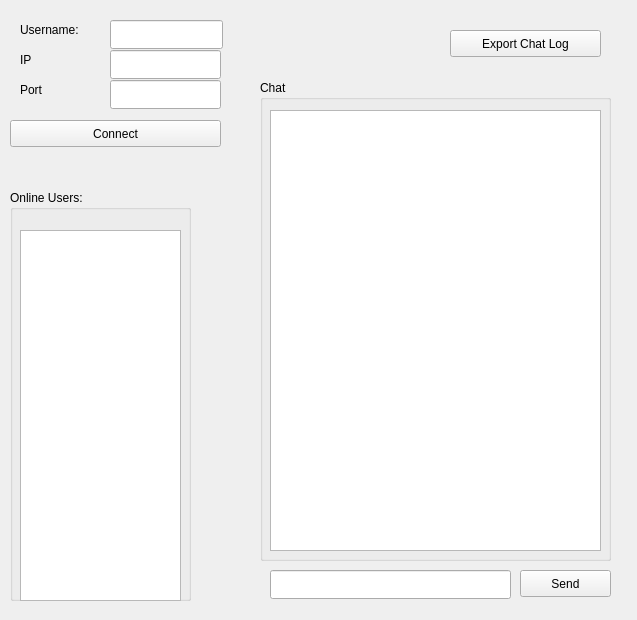
Above: ClientSource/client.ui from alvinman/linuxChatProgram before the change. Below: the same form after it.
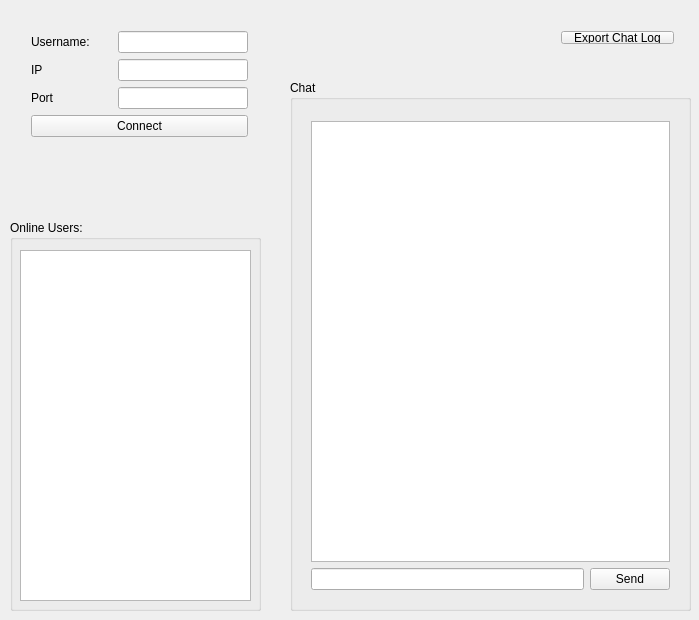
That is the form after the change.

```diff
--- a/ClientSource/client.ui
+++ b/ClientSource/client.ui
@@ -6,130 +6,38 @@
    <rect>
     <x>0</x>
     <y>0</y>
-    <width>637</width>
+    <width>699</width>
     <height>620</height>
    </rect>
   </property>
+  <property name="sizePolicy">
+   <sizepolicy hsizetype="Preferred" vsizetype="Preferred">
+    <horstretch>0</horstretch>
+    <verstretch>0</verstretch>
+   </sizepolicy>
+  </property>
+  <property name="minimumSize">
+   <size>
+    <width>634</width>
+    <height>620</height>
+   </size>
+  </property>
+  <property name="maximumSize">
+   <size>
+    <width>2000</width>
+    <height>2000</height>
+   </size>
+  </property>
   <property name="windowTitle">
    <string>Client</string>
   </property>
-  <widget class="QPushButton" name="bSendMessage">
-   <property name="geometry">
-    <rect>
-     <x>520</x>
-     <y>570</y>
-     <width>91</width>
-     <height>27</height>
-    </rect>
-   </property>
-   <property name="text">
-    <string>Send</string>
-   </property>
-  </widget>
-  <widget class="QLineEdit" name="etMessage">
-   <property name="geometry">
-    <rect>
-     <x>270</x>
-     <y>570</y>
-     <width>241</width>
-     <height>29</height>
-    </rect>
-   </property>
-   <property name="clearButtonEnabled">
-    <bool>true</bool>
-   </property>
-  </widget>
-  <widget class="QLineEdit" name="etPort">
-   <property name="geometry">
-    <rect>
-     <x>110</x>
-     <y>80</y>
-     <width>111</width>
-     <height>29</height>
-    </rect>
-   </property>
-   <property name="statusTip">
-    <string/>
-   </property>
-   <property name="text">
-    <string/>
-   </property>
-  </widget>
-  <widget class="QPushButton" name="bConnect">
-   <property name="geometry">
-    <rect>
-     <x>10</x>
-     <y>120</y>
-     <width>211</width>
-     <height>27</height>
-    </rect>
-   </property>
-   <property name="text">
-    <string>Connect</string>
-   </property>
-  </widget>
-  <widget class="QLineEdit" name="etIP">
-   <property name="geometry">
-    <rect>
-     <x>110</x>
-     <y>50</y>
-     <width>111</width>
-     <height>29</height>
-    </rect>
-   </property>
-   <property name="whatsThis">
-    <string/>
-   </property>
-   <property name="text">
-    <string/>
-   </property>
-  </widget>
-  <widget class="QLabel" name="label">
-   <property name="geometry">
-    <rect>
-     <x>20</x>
-     <y>50</y>
-     <width>41</width>
-     <height>19</height>
-    </rect>
-   </property>
-   <property name="text">
-    <string>IP</string>
-   </property>
-  </widget>
-  <widget class="QLabel" name="label_2">
-   <property name="geometry">
-    <rect>
-     <x>20</x>
-     <y>80</y>
-     <width>41</width>
-     <height>19</height>
-    </rect>
-   </property>
-   <property name="text">
-    <string>Port</string>
-   </property>
-  </widget>
-  <widget class="QLabel" name="tvStatus">
-   <property name="geometry">
-    <rect>
-     <x>20</x>
-     <y>180</y>
-     <width>151</width>
-     <height>19</height>
-    </rect>
-   </property>
-   <property name="text">
-    <string/>
-   </property>
-  </widget>
   <widget class="QGroupBox" name="groupBox">
    <property name="geometry">
     <rect>
      <x>10</x>
-     <y>190</y>
-     <width>181</width>
-     <height>411</height>
+     <y>220</y>
+     <width>251</width>
+     <height>391</height>
     </rect>
    </property>
    <property name="title">
@@ -139,9 +47,9 @@
     <property name="geometry">
      <rect>
       <x>10</x>
-      <y>40</y>
-      <width>161</width>
-      <height>371</height>
+      <y>30</y>
+      <width>231</width>
+      <height>351</height>
      </rect>
     </property>
    </widget>
@@ -149,87 +57,185 @@
   <widget class="QGroupBox" name="groupBox_2">
    <property name="geometry">
     <rect>
-     <x>260</x>
+     <x>290</x>
      <y>80</y>
-     <width>351</width>
-     <height>481</height>
+     <width>401</width>
+     <height>531</height>
     </rect>
    </property>
    <property name="title">
     <string>Chat</string>
    </property>
-   <widget class="QTextBrowser" name="dtMessageHistory">
+   <widget class="QWidget" name="">
     <property name="geometry">
      <rect>
       <x>10</x>
       <y>30</y>
-      <width>331</width>
-      <height>441</height>
+      <width>381</width>
+      <height>491</height>
      </rect>
     </property>
+    <layout class="QVBoxLayout" name="verticalLayout_3">
+     <item>
+      <widget class="QTextBrowser" name="dtMessageHistory"/>
+     </item>
+     <item>
+      <layout class="QHBoxLayout" name="horizontalLayout_4">
+       <item>
+        <widget class="QLineEdit" name="etMessage">
+         <property name="clearButtonEnabled">
+          <bool>true</bool>
+         </property>
+        </widget>
+       </item>
+       <item>
+        <widget class="QPushButton" name="bSendMessage">
+         <property name="text">
+          <string>Send</string>
+         </property>
+        </widget>
+       </item>
+      </layout>
+     </item>
+    </layout>
    </widget>
   </widget>
-  <widget class="QLabel" name="label_3">
+  <widget class="QWidget" name="">
    <property name="geometry">
     <rect>
-     <x>20</x>
+     <x>550</x>
      <y>20</y>
-     <width>81</width>
-     <height>19</height>
+     <width>135</width>
+     <height>53</height>
     </rect>
    </property>
-   <property name="text">
-    <string>Username:</string>
-   </property>
+   <layout class="QVBoxLayout" name="verticalLayout_2">
+    <item>
+     <widget class="QPushButton" name="bExport">
+      <property name="text">
+       <string>Export Chat Log</string>
+      </property>
+     </widget>
+    </item>
+    <item>
+     <widget class="QLabel" name="exportMessage">
+      <property name="text">
+       <string/>
+      </property>
+     </widget>
+    </item>
+   </layout>
   </widget>
-  <widget class="QLineEdit" name="etUsername">
+  <widget class="QWidget" name="">
    <property name="geometry">
     <rect>
-     <x>110</x>
+     <x>20</x>
      <y>20</y>
-     <width>113</width>
-     <height>29</height>
+     <width>239</width>
+     <height>190</height>
     </rect>
    </property>
-  </widget>
-  <widget class="QLabel" name="statusMessage">
-   <property name="geometry">
-    <rect>
-     <x>20</x>
-     <y>150</y>
-     <width>201</width>
-     <height>19</height>
-    </rect>
-   </property>
-   <property name="text">
-    <string/>
-   </property>
-  </widget>
-  <widget class="QPushButton" name="bExport">
-   <property name="geometry">
-    <rect>
-     <x>450</x>
-     <y>30</y>
-     <width>151</width>
-     <height>27</height>
-    </rect>
-   </property>
-   <property name="text">
-    <string>Export Chat Log</string>
-   </property>
-  </widget>
-  <widget class="QLabel" name="exportMessage">
-   <property name="geometry">
-    <rect>
-     <x>450</x>
-     <y>60</y>
-     <width>161</width>
-     <height>20</height>
-    </rect>
-   </property>
-   <property name="text">
-    <string/>
-   </property>
+   <layout class="QVBoxLayout" name="verticalLayout_4">
+    <item>
+     <layout class="QVBoxLayout" name="verticalLayout">
+      <item>
+       <layout class="QHBoxLayout" name="horizontalLayout">
+        <item>
+         <widget class="QLabel" name="label_3">
+          <property name="minimumSize">
+           <size>
+            <width>81</width>
+            <height>0</height>
+           </size>
+          </property>
+          <property name="text">
+           <string>Username:</string>
+          </property>
+         </widget>
+        </item>
+        <item>
+         <widget class="QLineEdit" name="etUsername"/>
+        </item>
+       </layout>
+      </item>
+      <item>
+       <layout class="QHBoxLayout" name="horizontalLayout_2">
+        <item>
+         <widget class="QLabel" name="label">
+          <property name="minimumSize">
+           <size>
+            <width>81</width>
+            <height>0</height>
+           </size>
+          </property>
+          <property name="text">
+           <string>IP</string>
+          </property>
+         </widget>
+        </item>
+        <item>
+         <widget class="QLineEdit" name="etIP">
+          <property name="whatsThis">
+           <string/>
+          </property>
+          <property name="text">
+           <string/>
+          </property>
+         </widget>
+        </item>
+       </layout>
+      </item>
+      <item>
+       <layout class="QHBoxLayout" name="horizontalLayout_3">
+        <item>
+         <widget class="QLabel" name="label_2">
+          <property name="minimumSize">
+           <size>
+            <width>81</width>
+            <height>0</height>
+           </size>
+          </property>
+          <property name="text">
+           <string>Port</string>
+          </property>
+         </widget>
+        </item>
+        <item>
+         <widget class="QLineEdit" name="etPort">
+          <property name="statusTip">
+           <string/>
+          </property>
+          <property name="text">
+           <string/>
+          </property>
+         </widget>
+        </item>
+       </layout>
+      </item>
+      <item>
+       <widget class="QPushButton" name="bConnect">
+        <property name="text">
+         <string>Connect</string>
+        </property>
+       </widget>
+      </item>
+      <item>
+       <widget class="QLabel" name="statusMessage">
+        <property name="text">
+         <string/>
+        </property>
+       </widget>
+      </item>
+     </layout>
+    </item>
+    <item>
+     <widget class="QLabel" name="tvStatus">
+      <property name="text">
+       <string/>
+      </property>
+     </widget>
+    </item>
+   </layout>
   </widget>
  </widget>
  <layoutdefault spacing="6" margin="11"/>
```
